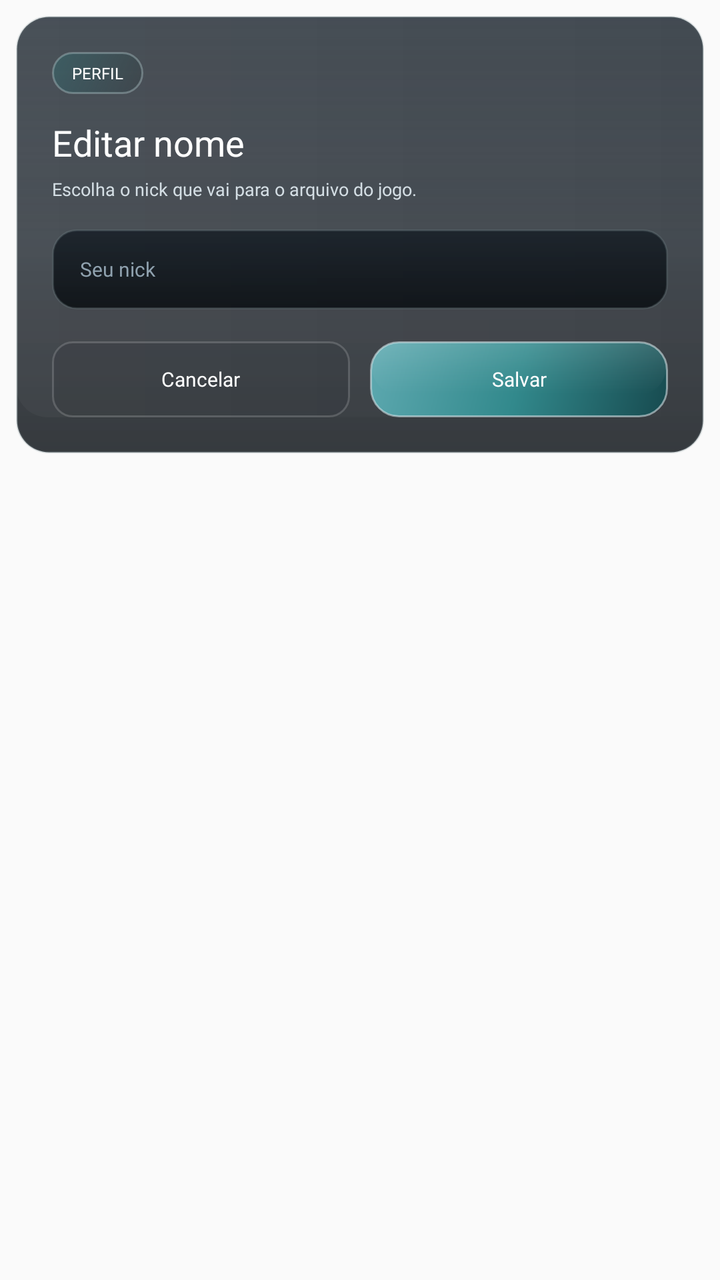
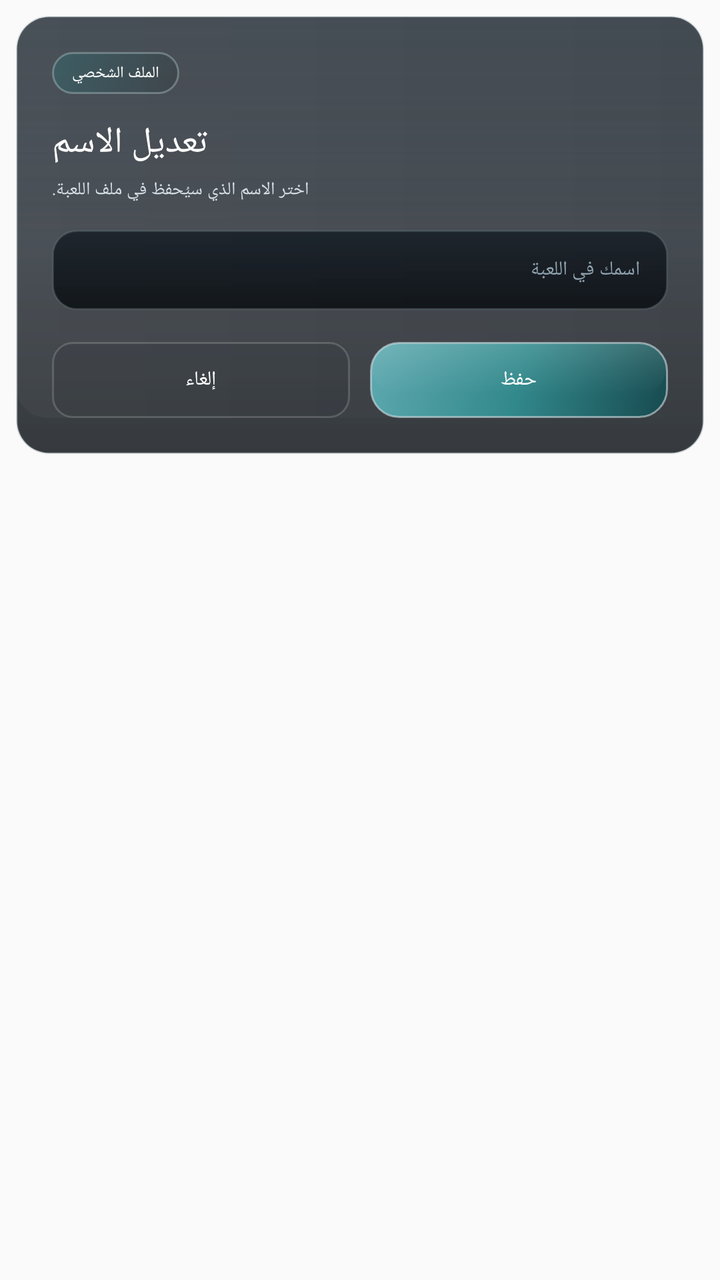

An Android layout rendered at two revisions. The XML below is the earlier revision; the diff shows what the commit changed to produce the second picture.
<!-- AndroidManifest.xml: application theme Theme.AppCompat.Light.NoActionBar.FullScreen -->
<!-- res/layout/dialog_edit_name.xml -->
<?xml version="1.0" encoding="utf-8"?>
<FrameLayout xmlns:android="http://schemas.android.com/apk/res/android"
    android:layout_width="match_parent"
    android:layout_height="wrap_content"
    android:padding="8dp">

    <LinearLayout
        android:layout_width="match_parent"
        android:layout_height="wrap_content"
        android:background="@drawable/home_panel_surface"
        android:orientation="vertical"
        android:padding="18dp">

        <TextView
            android:layout_width="wrap_content"
            android:layout_height="wrap_content"
            android:background="@drawable/home_news_badge"
            android:fontFamily="@font/montserrat_bold"
            android:paddingStart="10dp"
            android:paddingTop="5dp"
            android:paddingEnd="10dp"
            android:paddingBottom="5dp"
            android:text="Perfil"
            android:textAllCaps="true"
            android:textColor="@android:color/white"
            android:textSize="8sp" />

        <TextView
            android:layout_width="wrap_content"
            android:layout_height="wrap_content"
            android:layout_marginTop="12dp"
            android:fontFamily="@font/montserrat_black"
            android:text="Editar nome"
            android:textColor="@android:color/white"
            android:textSize="18sp" />

        <TextView
            android:layout_width="wrap_content"
            android:layout_height="wrap_content"
            android:layout_marginTop="5dp"
            android:fontFamily="@font/montserrat_medium"
            android:text="Escolha o nick que vai para o arquivo do jogo."
            android:textColor="@color/launcher_text_secondary"
            android:textSize="9sp" />

        <EditText
            android:id="@+id/dialog_name_input"
            android:layout_width="match_parent"
            android:layout_height="40dp"
            android:layout_marginTop="14dp"
            android:background="@drawable/launcher_field_surface_dark"
            android:fontFamily="@font/montserrat_bold"
            android:hint="Seu nick"
            android:imeOptions="actionDone|flagNoExtractUi"
            android:inputType="textPersonName"
            android:paddingStart="14dp"
            android:paddingEnd="14dp"
            android:singleLine="true"
            android:textColor="@android:color/white"
            android:textColorHint="@color/launcher_text_muted"
            android:textSize="10sp" />

        <LinearLayout
            android:layout_width="match_parent"
            android:layout_height="wrap_content"
            android:layout_marginTop="16dp"
            android:orientation="horizontal">

            <TextView
                android:id="@+id/dialog_name_cancel"
                android:layout_width="0dp"
                android:layout_height="38dp"
                android:layout_weight="1"
                android:background="@drawable/home_action_text_button"
                android:fontFamily="@font/montserrat_bold"
                android:gravity="center"
                android:text="Cancelar"
                android:textColor="@android:color/white"
                android:textSize="10sp" />

            <TextView
                android:id="@+id/dialog_name_save"
                android:layout_width="0dp"
                android:layout_height="38dp"
                android:layout_marginStart="10dp"
                android:layout_weight="1"
                android:background="@drawable/home_server_select_button"
                android:fontFamily="@font/montserrat_bold"
                android:gravity="center"
                android:text="Salvar"
                android:textColor="@android:color/white"
                android:textSize="10sp" />
        </LinearLayout>
    </LinearLayout>

</FrameLayout>
<!-- resources referenced by this layout -->
<resources>
  <color name="launcher_text_muted">#8FA1AE</color>
  <color name="launcher_text_secondary">#D4DEE4</color>
  <!-- drawable home_action_text_button (drawable) -->
  <?xml version="1.0" encoding="utf-8"?>
  <shape xmlns:android="http://schemas.android.com/apk/res/android"
      android:shape="rectangle">
      <solid android:color="#140F141A" />
      <corners android:radius="10dp" />
      <stroke
          android:width="1dp"
          android:color="#2AFFFFFF" />
  </shape>
  <!-- drawable home_news_badge (drawable) -->
  <?xml version="1.0" encoding="utf-8"?>
  <shape xmlns:android="http://schemas.android.com/apk/res/android"
      android:shape="rectangle">
      <gradient
          android:angle="315"
          android:startColor="#6C2D6F73"
          android:endColor="#33192325" />
      <corners android:radius="10dp" />
      <stroke
          android:width="1dp"
          android:color="#5DBBD4D5" />
  </shape>
  <!-- drawable home_server_select_button (drawable) -->
  <?xml version="1.0" encoding="utf-8"?>
  <layer-list xmlns:android="http://schemas.android.com/apk/res/android">
      <item android:top="2dp">
          <shape android:shape="rectangle">
              <solid android:color="#50101920" />
              <corners android:radius="14dp" />
          </shape>
      </item>
      <item>
          <shape android:shape="rectangle">
              <gradient
                  android:angle="315"
                  android:startColor="#5EA9B0"
                  android:centerColor="@color/launcher_accent_teal"
                  android:endColor="@color/launcher_accent_teal_dark" />
              <corners android:radius="14dp" />
              <stroke
                  android:width="1dp"
                  android:color="#92DAE8EC" />
          </shape>
      </item>
      <item
          android:left="1dp"
          android:top="1dp"
          android:right="1dp"
          android:bottom="12dp">
          <shape android:shape="rectangle">
              <gradient
                  android:angle="270"
                  android:startColor="#24EFFFFF"
                  android:centerColor="#10FFFFFF"
                  android:endColor="#00FFFFFF" />
              <corners android:radius="13dp" />
          </shape>
      </item>
  </layer-list>
  <!-- drawable launcher_field_surface_dark (drawable) -->
  <?xml version="1.0" encoding="utf-8"?>
  <shape xmlns:android="http://schemas.android.com/apk/res/android"
      android:shape="rectangle">
      <gradient
          android:angle="270"
          android:startColor="#C9121A22"
          android:endColor="#D2070B0F" />
      <corners android:radius="12dp" />
      <stroke
          android:width="1dp"
          android:color="@color/launcher_border_soft" />
  </shape>
  <style name="Theme.AppCompat.Light.NoActionBar.FullScreen" parent="@style/Theme.AppCompat.Light.NoActionBar">
          <item name="android:windowNoTitle">true</item>
          <item name="android:windowActionBar">false</item>
          <item name="android:windowFullscreen">true</item>
          <item name="android:windowContentOverlay">@null</item>
          <item name="android:windowLayoutInDisplayCutoutMode">shortEdges</item>
      </style>
  <color name="launcher_panel_top">#E71B242D</color>
  <color name="launcher_panel_bottom">#D00A0F14</color>
  <color name="launcher_border_soft">#42798A91</color>
  <color name="launcher_accent_teal">#32898C</color>
  <color name="launcher_accent_teal_dark">#174A4F</color>
  <!-- unchanged entries left out for length: 1 -->
</resources>

<!-- the commit's change to res/layout/dialog_edit_name.xml (unified diff, before → after) -->
@@ -20,7 +20,7 @@
             android:paddingTop="5dp"
             android:paddingEnd="10dp"
             android:paddingBottom="5dp"
-            android:text="Perfil"
+            android:text="الملف الشخصي"
             android:textAllCaps="true"
             android:textColor="@android:color/white"
             android:textSize="8sp" />
@@ -30,7 +30,7 @@
             android:layout_height="wrap_content"
             android:layout_marginTop="12dp"
             android:fontFamily="@font/montserrat_black"
-            android:text="Editar nome"
+            android:text="تعديل الاسم"
             android:textColor="@android:color/white"
             android:textSize="18sp" />
 
@@ -39,7 +39,7 @@
             android:layout_height="wrap_content"
             android:layout_marginTop="5dp"
             android:fontFamily="@font/montserrat_medium"
-            android:text="Escolha o nick que vai para o arquivo do jogo."
+            android:text="اختر الاسم الذي سيُحفظ في ملف اللعبة."
             android:textColor="@color/launcher_text_secondary"
             android:textSize="9sp" />
 
@@ -50,7 +50,7 @@
             android:layout_marginTop="14dp"
             android:background="@drawable/launcher_field_surface_dark"
             android:fontFamily="@font/montserrat_bold"
-            android:hint="Seu nick"
+            android:hint="اسمك في اللعبة"
             android:imeOptions="actionDone|flagNoExtractUi"
             android:inputType="textPersonName"
             android:paddingStart="14dp"
@@ -74,7 +74,7 @@
                 android:background="@drawable/home_action_text_button"
                 android:fontFamily="@font/montserrat_bold"
                 android:gravity="center"
-                android:text="Cancelar"
+                android:text="إلغاء"
                 android:textColor="@android:color/white"
                 android:textSize="10sp" />
 
@@ -87,7 +87,7 @@
                 android:background="@drawable/home_server_select_button"
                 android:fontFamily="@font/montserrat_bold"
                 android:gravity="center"
-                android:text="Salvar"
+                android:text="حفظ"
                 android:textColor="@android:color/white"
                 android:textSize="10sp" />
         </LinearLayout>
